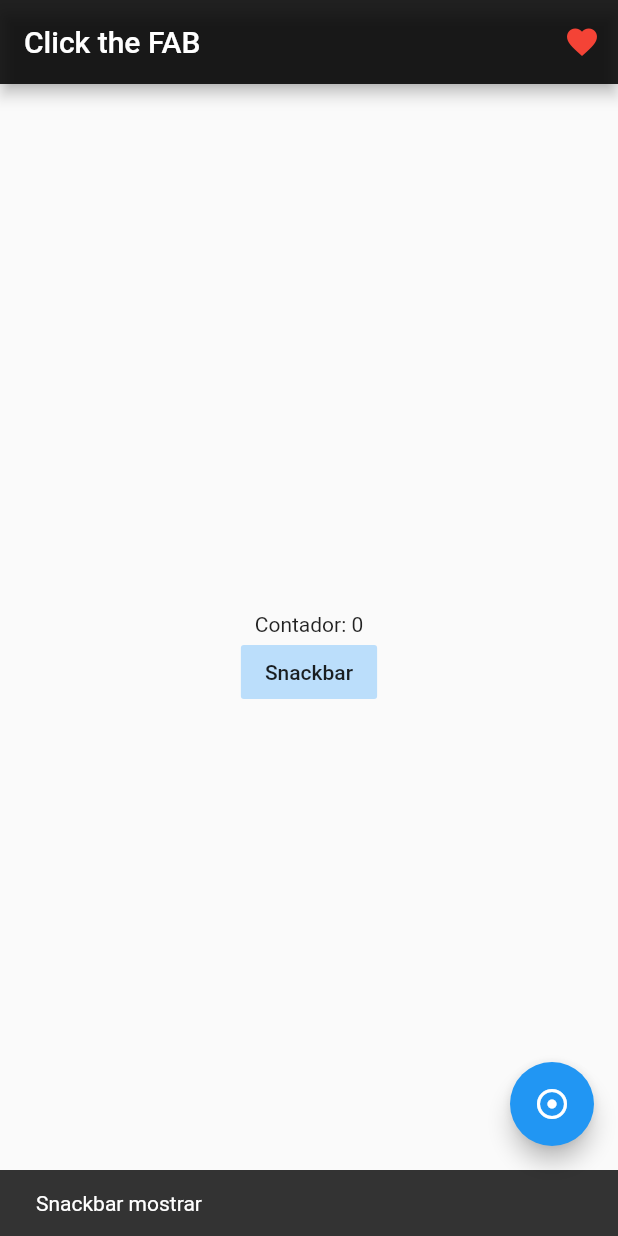
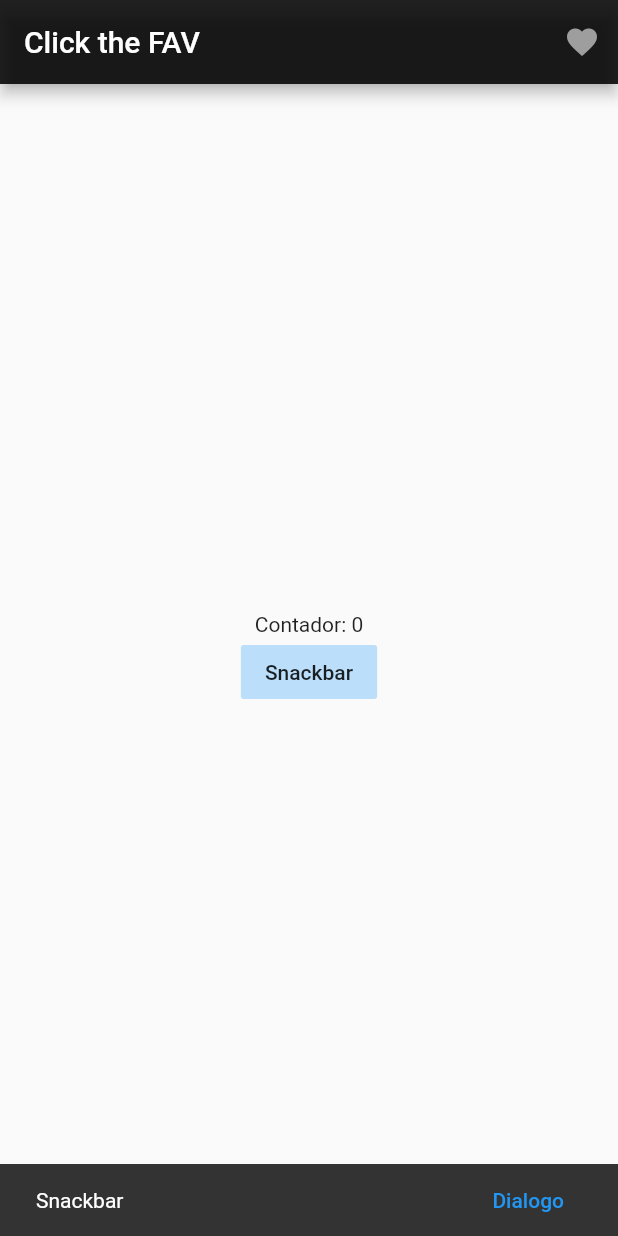
Before and after one commit to DanielBarragan96/android_Tarea1.p_ConociendoScaffold, a Flutter app: the screen it shows after launch, after a tap on "Snackbar", on a phone screen of 412 x 824 dp. Run offline on Flutter 3.47's test engine with Material 2 defaults, Android fonts, the phone set to English and light mode, and no system bars.

Commit message:
funcionamiento de la tarea casi completo, falta el punto 3. ya que al utilizar setState no se despliegan los snackbars. Se elimino el floating button, ya que no era necesario

```diff
--- a/lib/main.dart
+++ b/lib/main.dart
@@ -23,7 +23,7 @@ class HomePage extends StatefulWidget {
 
 class _HomePageState extends State<HomePage> {
   //bool _isActive = true;
-  bool _isSeen = true;
+  bool _isFavorite = false;
   int _counter = 0;
 
   @override
@@ -33,17 +33,17 @@ class _HomePageState extends State<HomePage> {
     return Scaffold(
       key: _scaffoldkey,
       appBar: AppBar(
-        title: Text('Click the FAB'),
+        title: Text('Click the FAV'),
         backgroundColor: Colors.black87,
         actions: [
           IconButton(
             icon: Icon(
               Icons.favorite,
-              color: _isSeen ? Colors.red : Colors.grey,
+              color: _isFavorite ? Colors.red : Colors.grey,
             ),
             onPressed: () {
               setState(() {
-                _isSeen = !_isSeen;
+                _isFavorite = !_isFavorite;
               });
             },
           )
@@ -57,6 +57,7 @@ class _HomePageState extends State<HomePage> {
             FlatButton(
               onPressed: () {
                 _counter++;
+                var now = new DateTime.now();
                 //setState(() {});
                 if (_counter % 2 == 0) {
                   _scaffoldkey.currentState
@@ -64,7 +65,7 @@ class _HomePageState extends State<HomePage> {
                     ..hideCurrentSnackBar()
                     //mostrar dialogo
                     ..showSnackBar(SnackBar(
-                      content: Text("Snackbar mostrar"),
+                      content: Text("Snackbar"),
                       duration: Duration(milliseconds: 1000),
                     ));
                 } else {
@@ -72,10 +73,31 @@ class _HomePageState extends State<HomePage> {
                     //para esconder el snackbar actual
                     ..hideCurrentSnackBar()
                     //mostrar dialogo
-                    ..showSnackBar(SnackBar(
-                      content: Text("Snackbar mostrar"),
-                      duration: Duration(milliseconds: 1000),
-                    ));
+                    ..showSnackBar(
+                      SnackBar(
+                          content: Text('Snackbar'),
+                          duration: Duration(milliseconds: 1000),
+                          action: SnackBarAction(
+                              label: "Dialogo",
+                              onPressed: () {
+                                showDialog(
+                                    context: context,
+                                    builder: (BuildContext context) {
+                                      return AlertDialog(
+                                        title: Text("Title"),
+                                        content: Text(
+                                            now.toString().substring(0, 16)),
+                                        actions: <Widget>[
+                                          FlatButton(
+                                              onPressed: () {
+                                                Navigator.of(context).pop();
+                                              },
+                                              child: Text("Salir"))
+                                        ],
+                                      );
+                                    });
+                              })),
+                    );
                 }
               },
               child: Text("Snackbar"),
@@ -84,31 +106,6 @@ class _HomePageState extends State<HomePage> {
           ],
         ),
       ),
-      floatingActionButton: FloatingActionButton(
-        onPressed: () {
-          //mostrar dialogo
-          showDialog(
-              barrierDismissible: true,
-              context: context,
-              builder: (_) {
-                return AlertDialog(
-                  title: Text("Dialogo"),
-                  content: Text("Contenido del texto"),
-                  actions: <Widget>[
-                    FlatButton(
-                      onPressed: () {
-                        //para salir del dialogo
-                        Navigator.of(context).pop();
-                      },
-                      child: Text("Aceptar"),
-                    )
-                  ],
-                );
-              });
-        },
-        child: Icon(Icons.adjust),
-        tooltip: "Dialogo",
-      ),
     );
   }
 }
```
